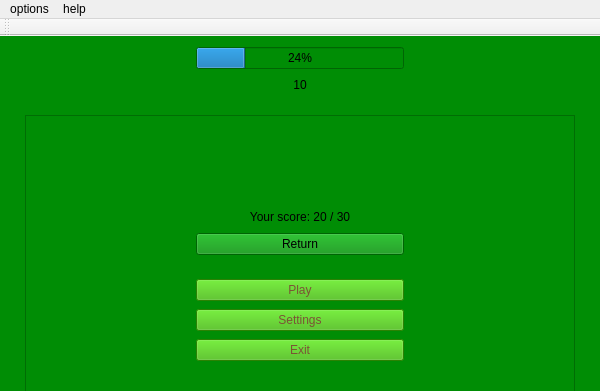
First picture: the form in ui/MainWindow.ui, repository MichalBan/qt-clicker, before the edit; both pictures show x 0 to 600 and y 0 to 391 of the 600 by 600 pixel window.
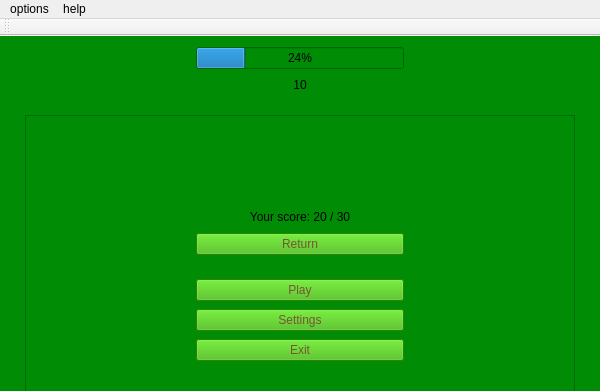
Second picture: the form after the edit.

Diff of the .ui file:
```diff
--- a/ui/MainWindow.ui
+++ b/ui/MainWindow.ui
@@ -115,6 +115,12 @@
       <height>70</height>
      </rect>
     </property>
+    <property name="sizePolicy">
+     <sizepolicy hsizetype="Fixed" vsizetype="Fixed">
+      <horstretch>0</horstretch>
+      <verstretch>0</verstretch>
+     </sizepolicy>
+    </property>
     <layout class="QVBoxLayout" name="verticalLayout_2">
      <item>
       <widget class="QLabel" name="labelLastScore">
@@ -128,6 +134,10 @@
      </item>
      <item>
       <widget class="QPushButton" name="buttonReturn">
+       <property name="styleSheet">
+        <string notr="true">background-color: rgb(60, 182, 4);
+color: rgb(122, 84, 53);</string>
+       </property>
        <property name="text">
         <string>Return</string>
        </property>
@@ -144,6 +154,12 @@
       <height>450</height>
      </rect>
     </property>
+    <property name="sizePolicy">
+     <sizepolicy hsizetype="Fixed" vsizetype="Fixed">
+      <horstretch>0</horstretch>
+      <verstretch>0</verstretch>
+     </sizepolicy>
+    </property>
     <property name="styleSheet">
      <string notr="true">border-color: rgb(170, 85, 0);
 border-width: 5px;</string>
```
Left out of the diff: 12 changed lines with no effect on the pictures.
